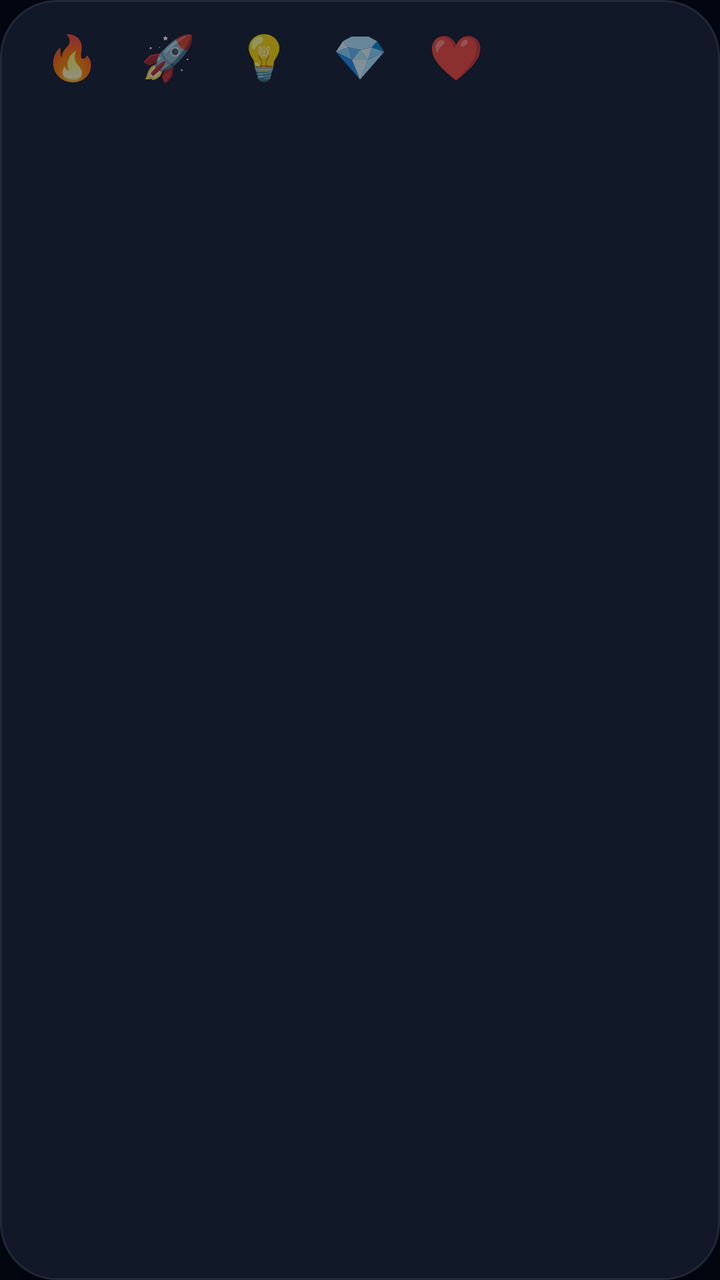
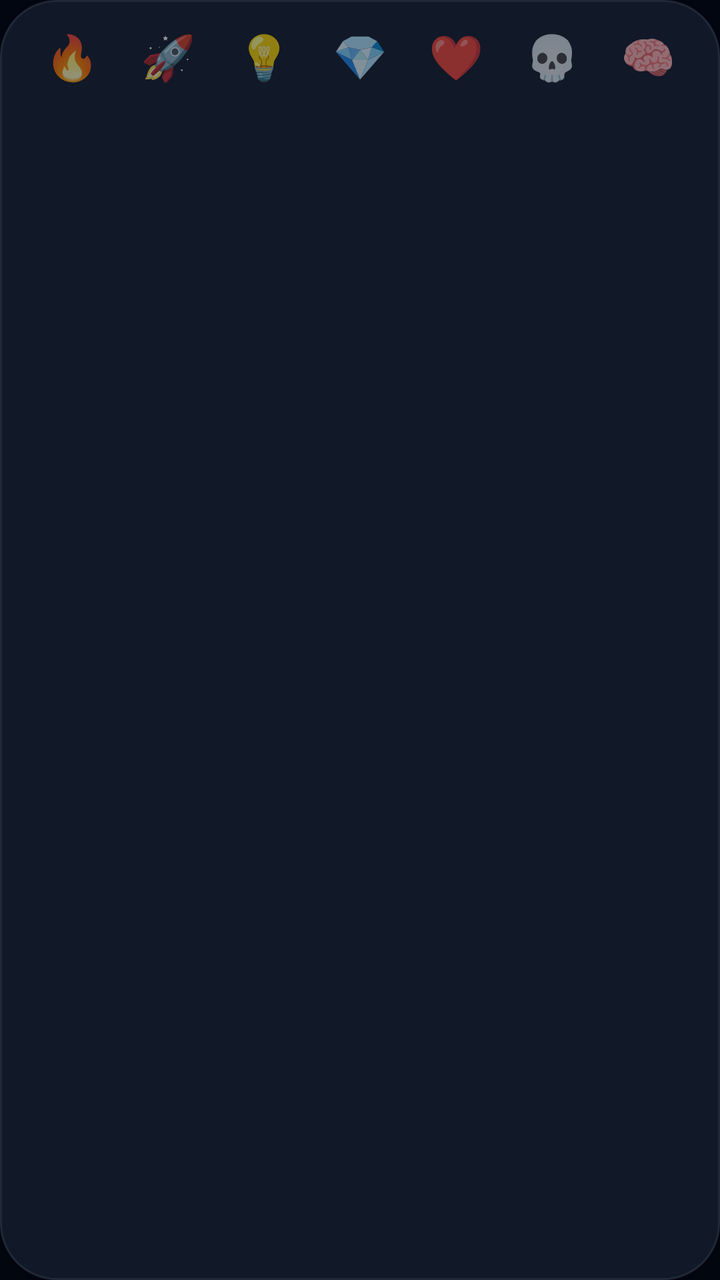

The first picture is an Android layout as it rendered before a commit; the second is the same layout after the commit. The layout source and the unified diff follow.
<!-- AndroidManifest.xml: application theme Theme.UniLink.Dark -->
<!-- res/layout/dialog_reactions.xml -->
<?xml version="1.0" encoding="utf-8"?>
<LinearLayout xmlns:android="http://schemas.android.com/apk/res/android"
    android:layout_width="wrap_content"
    android:layout_height="wrap_content"
    android:background="@drawable/bg_glass"
    android:orientation="horizontal"
    android:paddingHorizontal="12dp"
    android:paddingVertical="4dp"
    android:elevation="16dp">

    <TextView
        android:id="@+id/reactFire"
        android:layout_width="48dp"
        android:layout_height="48dp"
        android:gravity="center"
        android:text="🔥"
        android:textSize="22sp"
        android:clickable="true"
        android:focusable="true"
        android:background="?attr/selectableItemBackgroundBorderless" />

    <TextView
        android:id="@+id/reactRocket"
        android:layout_width="48dp"
        android:layout_height="48dp"
        android:gravity="center"
        android:text="🚀"
        android:textSize="22sp"
        android:clickable="true"
        android:focusable="true"
        android:background="?attr/selectableItemBackgroundBorderless" />

    <TextView
        android:id="@+id/reactBulb"
        android:layout_width="48dp"
        android:layout_height="48dp"
        android:gravity="center"
        android:text="💡"
        android:textSize="22sp"
        android:clickable="true"
        android:focusable="true"
        android:background="?attr/selectableItemBackgroundBorderless" />

    <TextView
        android:id="@+id/reactGem"
        android:layout_width="48dp"
        android:layout_height="48dp"
        android:gravity="center"
        android:text="💎"
        android:textSize="22sp"
        android:clickable="true"
        android:focusable="true"
        android:background="?attr/selectableItemBackgroundBorderless" />

    <TextView
        android:id="@+id/reactHeart"
        android:layout_width="48dp"
        android:layout_height="48dp"
        android:gravity="center"
        android:text="❤️"
        android:textSize="22sp"
        android:clickable="true"
        android:focusable="true"
        android:background="?attr/selectableItemBackgroundBorderless" />

</LinearLayout>
<!-- resources referenced by this layout -->
<resources>
  <!-- drawable bg_glass (drawable) -->
  <?xml version="1.0" encoding="utf-8"?>
  
  <shape xmlns:android="http://schemas.android.com/apk/res/android">
      <solid android:color="?attr/cardBackgroundColor" />
      <corners android:radius="28dp" />
      <stroke
          android:width="1dp"
          android:color="?attr/borderStrokeColor" />
  </shape>
  <color name="theme_dark_accent">#06B6D4</color>
  <color name="theme_dark_accent_variant">#0284C7</color>
  <color name="theme_dark_bg">#030712</color>
  <color name="theme_dark_text_primary">#F9FAFB</color>
  <color name="theme_dark_card">#111827</color>
  <color name="theme_dark_text_secondary">#9CA3AF</color>
  <color name="error">#EF4444</color>
  <color name="white">#FFFFFF</color>
  <color name="theme_dark_border">#1F2937</color>
  <color name="theme_dark_input">#1F2937</color>
  <style name="Theme.UniLink.Dialog" parent="Theme.MaterialComponents.DayNight.Dialog.Alert">
          <item name="android:background">?attr/cardBackgroundColor</item>
          <item name="android:windowBackground">@android:color/transparent</item>
          <item name="buttonBarPositiveButtonStyle">@style/DialogButton</item>
          <item name="buttonBarNegativeButtonStyle">@style/DialogButton</item>
          <item name="android:textColorPrimary">?attr/textPrimaryColor</item>
          <item name="android:textColorSecondary">?attr/textSecondaryColor</item>
          <item name="android:textColor">?attr/textPrimaryColor</item>
          <item name="android:textColorAlertDialogListItem">?attr/textPrimaryColor</item>
          <item name="textColorAlertDialogListItem">?attr/textPrimaryColor</item>
          <item name="android:textColorPrimaryDisableOnly">?attr/textPrimaryColor</item>
          <item name="colorSurface">?attr/cardBackgroundColor</item>
          <item name="colorOnSurface">?attr/textPrimaryColor</item>
          <item name="colorOnPrimary">#FFFFFF</item>
      </style>
  <style name="DialogButton" parent="Widget.MaterialComponents.Button.TextButton">
          <item name="android:textColor">?attr/accentColor</item>
          <item name="android:textStyle">bold</item>
      </style>
  <!-- unchanged entries left out for length: 1 -->
</resources>

<!-- the commit's change to res/layout/dialog_reactions.xml (unified diff, before → after) -->
@@ -63,4 +63,37 @@
         android:focusable="true"
         android:background="?attr/selectableItemBackgroundBorderless" />
 
+    <TextView
+        android:id="@+id/reactSkull"
+        android:layout_width="48dp"
+        android:layout_height="48dp"
+        android:gravity="center"
+        android:text="💀"
+        android:textSize="22sp"
+        android:clickable="true"
+        android:focusable="true"
+        android:background="?attr/selectableItemBackgroundBorderless" />
+
+    <TextView
+        android:id="@+id/reactBrain"
+        android:layout_width="48dp"
+        android:layout_height="48dp"
+        android:gravity="center"
+        android:text="🧠"
+        android:textSize="22sp"
+        android:clickable="true"
+        android:focusable="true"
+        android:background="?attr/selectableItemBackgroundBorderless" />
+
+    <TextView
+        android:id="@+id/reactCrown"
+        android:layout_width="48dp"
+        android:layout_height="48dp"
+        android:gravity="center"
+        android:text="👑"
+        android:textSize="22sp"
+        android:clickable="true"
+        android:focusable="true"
+        android:background="?attr/selectableItemBackgroundBorderless" />
+
 </LinearLayout>
